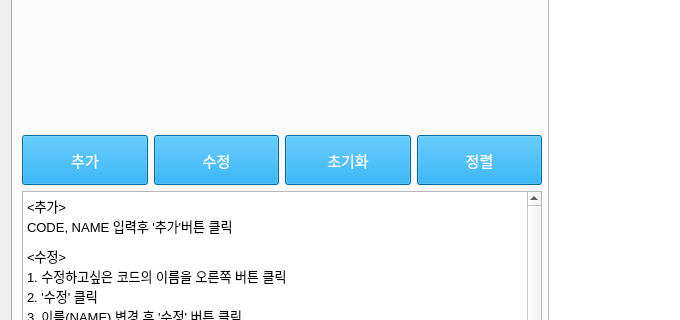
Before: the Qt Designer form ui/coffee_form.ui in eunjjeong/application_coffee, drawn with Qt 5; both pictures show x 0 to 680 and y 137 to 457 of the 1089 by 542 pixel window.
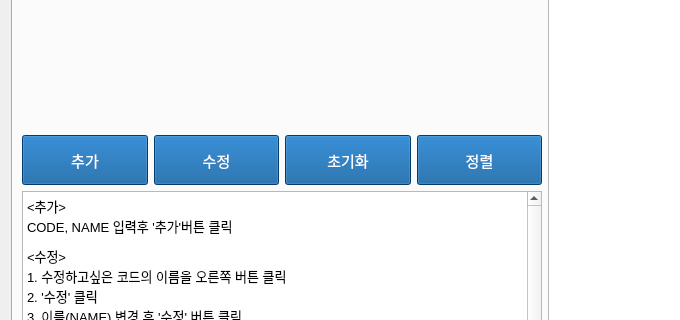
After: the same form once the commit is applied. The open tabs and pages were chosen to show the change.

```diff
--- a/ui/coffee_form.ui
+++ b/ui/coffee_form.ui
@@ -113,7 +113,7 @@
               </font>
              </property>
              <property name="styleSheet">
-              <string notr="true">background-color: rgb(0, 148, 222);
+              <string notr="true">background-color: rgb(3, 83, 152);
 color: rgb(255, 255, 255);</string>
              </property>
              <property name="text">
@@ -137,7 +137,7 @@
               </font>
              </property>
              <property name="styleSheet">
-              <string notr="true">background-color: rgb(0, 148, 222);
+              <string notr="true">background-color: rgb(3, 83, 152);
 color: rgb(255, 255, 255);</string>
              </property>
              <property name="text">
@@ -161,7 +161,7 @@
               </font>
              </property>
              <property name="styleSheet">
-              <string notr="true">background-color: rgb(0, 148, 222);
+              <string notr="true">background-color: rgb(3, 83, 152);
 color: rgb(255, 255, 255);</string>
              </property>
              <property name="text">
@@ -185,7 +185,7 @@
               </font>
              </property>
              <property name="styleSheet">
-              <string notr="true">background-color: rgb(0, 148, 222);
+              <string notr="true">background-color: rgb(3, 83, 152);
 color: rgb(255, 255, 255);</string>
              </property>
              <property name="text">
```
Left out of the diff: 14 changed lines with no effect on the pictures.
